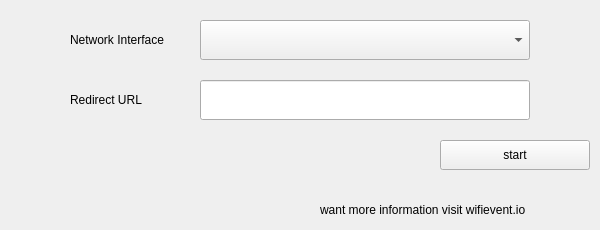
Old version of the form app/captiveportal/mainwindow.ui in the repository wifievent/cp.
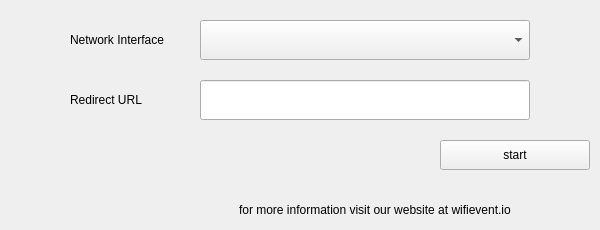
New version of the form.

The edit to the form file:
```diff
--- a/app/captiveportal/mainwindow.ui
+++ b/app/captiveportal/mainwindow.ui
@@ -66,14 +66,14 @@
    <widget class="QLabel" name="label_3">
     <property name="geometry">
      <rect>
-      <x>320</x>
+      <x>239</x>
       <y>200</y>
-      <width>270</width>
+      <width>351</width>
       <height>20</height>
      </rect>
     </property>
     <property name="text">
-     <string>want more information visit wifievent.io</string>
+     <string>for more information visit our website at wifievent.io</string>
     </property>
    </widget>
    <widget class="QLineEdit" name="lineEdit">
```
